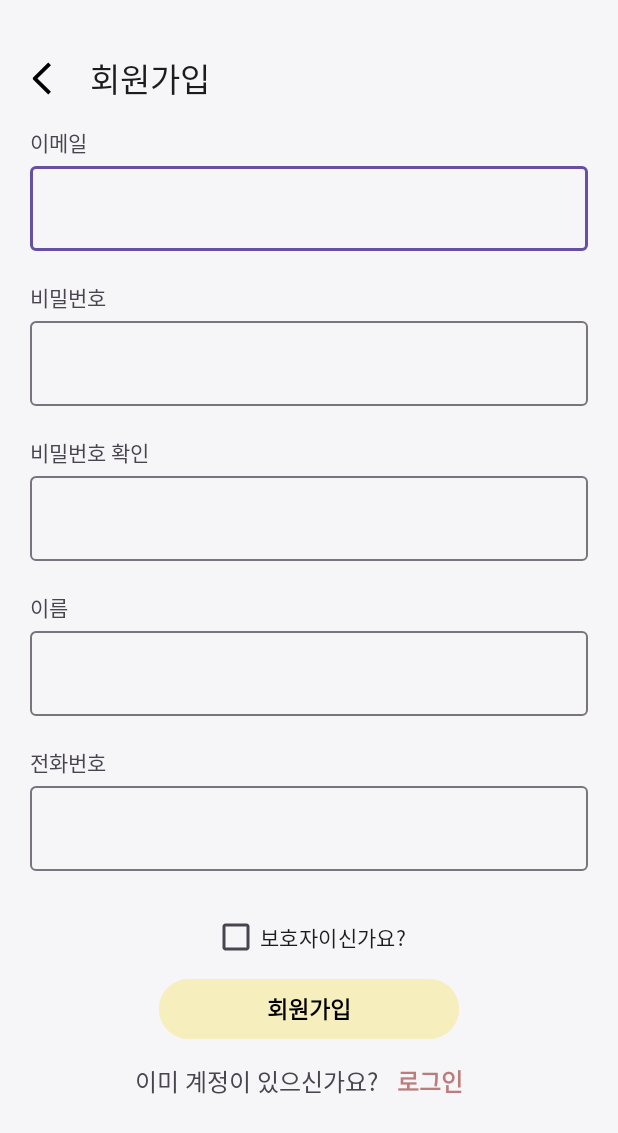
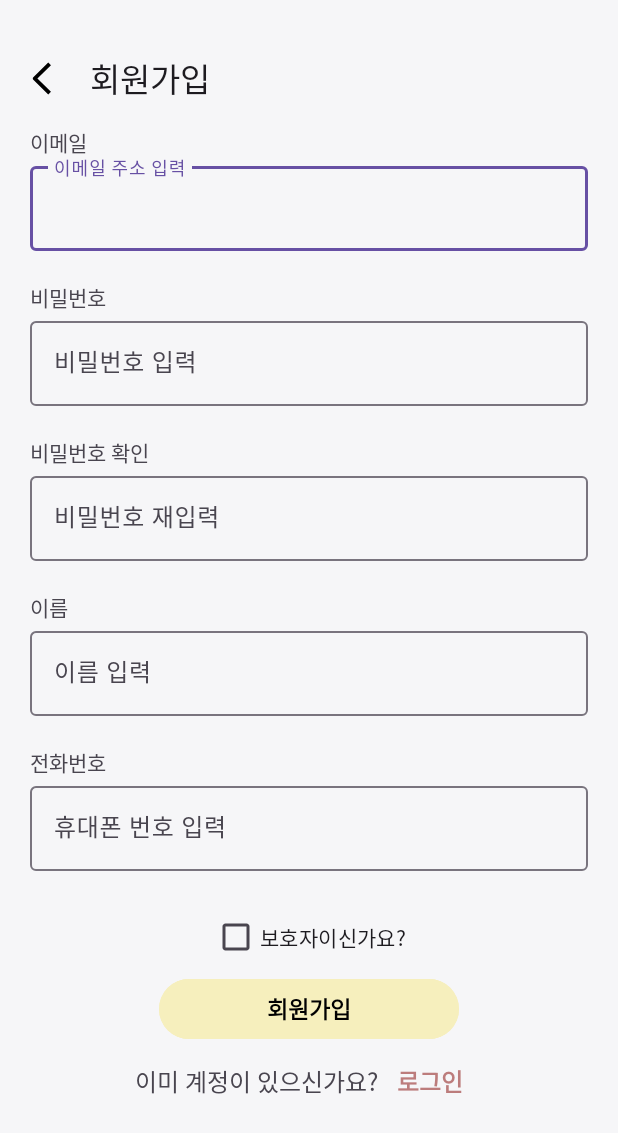
Before and after one commit to SafeWay-CapstoneDesign/Frontend, an Android app: the screen it shows after launch (SignUpActivity), after a tap on "회원가입", on a phone screen of 412 x 824 dp. Shown: the top 1133 px of the screen. Run offline under Robolectric (Android 15) with nearby library versions, the phone set to English and light mode, and no system bars.

Commit message:
feat: 각종 ui,ux 개선

```diff
--- a/app/src/main/res/layout/activity_guardian_interlock.xml
+++ b/app/src/main/res/layout/activity_guardian_interlock.xml
@@ -53,6 +53,10 @@
                 android:inputType="textEmailAddress"
                 android:hint="검색할 이메일을 입력하세요." />
         </com.google.android.material.textfield.TextInputLayout>
+
+        <Space
+            android:layout_width="match_parent"
+            android:layout_height="20dp" />
 
         <LinearLayout
             android:layout_width="match_parent"
--- a/app/src/main/res/layout/activity_sign_up.xml
+++ b/app/src/main/res/layout/activity_sign_up.xml
@@ -32,119 +32,117 @@
         app:layout_constraintStart_toStartOf="parent"
         app:layout_constraintTop_toBottomOf="@id/toolbar">
 
-
-
-
+        <!-- 이메일 -->
         <LinearLayout
             android:layout_width="match_parent"
             android:layout_height="wrap_content"
             android:orientation="vertical">
-
             <TextView
                 android:id="@+id/textView7"
                 android:layout_width="match_parent"
                 android:layout_height="wrap_content"
                 android:text="이메일" />
-
             <com.google.android.material.textfield.TextInputLayout
                 android:layout_width="match_parent"
                 android:layout_height="wrap_content">
-
                 <com.google.android.material.textfield.TextInputEditText
                     android:id="@+id/textInputEmail"
                     android:layout_width="match_parent"
-                    android:layout_height="wrap_content" />
+                    android:layout_height="wrap_content"
+                    android:inputType="textEmailAddress"
+                    android:hint="이메일 주소 입력" />
             </com.google.android.material.textfield.TextInputLayout>
         </LinearLayout>
 
+        <!-- 비밀번호 -->
         <LinearLayout
             android:layout_width="match_parent"
             android:layout_height="wrap_content"
             android:orientation="vertical">
-
             <TextView
                 android:id="@+id/textView9"
                 android:layout_width="match_parent"
                 android:layout_height="wrap_content"
                 android:text="비밀번호" />
-
             <com.google.android.material.textfield.TextInputLayout
                 android:layout_width="match_parent"
-                android:layout_height="match_parent">
-
+                android:layout_height="wrap_content">
                 <com.google.android.material.textfield.TextInputEditText
                     android:id="@+id/textInputPassword"
                     android:layout_width="match_parent"
-                    android:layout_height="wrap_content" />
+                    android:layout_height="wrap_content"
+                    android:inputType="textPassword"
+                    android:hint="비밀번호 입력" />
             </com.google.android.material.textfield.TextInputLayout>
         </LinearLayout>
 
+        <!-- 비밀번호 확인 -->
         <LinearLayout
             android:layout_width="match_parent"
             android:layout_height="wrap_content"
             android:orientation="vertical">
-
             <TextView
                 android:id="@+id/textView13"
                 android:layout_width="match_parent"
                 android:layout_height="wrap_content"
                 android:text="비밀번호 확인" />
-
             <com.google.android.material.textfield.TextInputLayout
                 android:layout_width="match_parent"
-                android:layout_height="match_parent">
-
+                android:layout_height="wrap_content">
                 <com.google.android.material.textfield.TextInputEditText
                     android:id="@+id/textInputPasswordConfirm"
                     android:layout_width="match_parent"
-                    android:layout_height="wrap_content" />
+                    android:layout_height="wrap_content"
+                    android:inputType="textPassword"
+                    android:hint="비밀번호 재입력" />
             </com.google.android.material.textfield.TextInputLayout>
         </LinearLayout>
 
+        <!-- 이름 -->
         <LinearLayout
             android:layout_width="match_parent"
             android:layout_height="wrap_content"
             android:orientation="vertical">
-
             <TextView
                 android:id="@+id/textView14"
                 android:layout_width="match_parent"
                 android:layout_height="wrap_content"
                 android:text="이름" />
-
             <com.google.android.material.textfield.TextInputLayout
                 android:layout_width="match_parent"
-                android:layout_height="match_parent">
-
+                android:layout_height="wrap_content">
                 <com.google.android.material.textfield.TextInputEditText
                     android:id="@+id/textInputUsername"
                     android:layout_width="match_parent"
-                    android:layout_height="wrap_content" />
+                    android:layout_height="wrap_content"
+                    android:inputType="textPersonName"
+                    android:hint="이름 입력" />
             </com.google.android.material.textfield.TextInputLayout>
         </LinearLayout>
 
+        <!-- 전화번호 -->
         <LinearLayout
             android:layout_width="match_parent"
             android:layout_height="wrap_content"
             android:orientation="vertical">
-
             <TextView
                 android:id="@+id/textView17"
                 android:layout_width="match_parent"
                 android:layout_height="wrap_content"
                 android:text="전화번호" />
-
             <com.google.android.material.textfield.TextInputLayout
                 android:layout_width="match_parent"
-                android:layout_height="match_parent">
-
+                android:layout_height="wrap_content">
                 <com.google.android.material.textfield.TextInputEditText
                     android:id="@+id/textInputPhone"
                     android:layout_width="match_parent"
-                    android:layout_height="wrap_content" />
+                    android:layout_height="wrap_content"
+                    android:inputType="phone"
+                    android:hint="휴대폰 번호 입력" />
             </com.google.android.material.textfield.TextInputLayout>
         </LinearLayout>
 
+        <!-- 버튼 영역 -->
         <LinearLayout
             android:layout_width="match_parent"
             android:layout_height="wrap_content"
@@ -193,7 +191,5 @@
                     android:textStyle="bold" />
             </LinearLayout>
         </LinearLayout>
-
     </LinearLayout>
-
 </androidx.constraintlayout.widget.ConstraintLayout>
--- a/app/src/main/res/layout/fragment_finding_device.xml
+++ b/app/src/main/res/layout/fragment_finding_device.xml
@@ -36,7 +36,8 @@
             android:layout_width="match_parent"
             android:layout_height="wrap_content"
             android:gravity="center"
-            android:text="자동으로 근처에 있는 지팡이를 검색 중이에요.\n지팡이의 전원이 켜져 있는지 확인해주세요." />
+            android:text="자동으로 이전에 연결되었던 지팡이에\n연결을 시도하고 있어요.\n지팡이의 전원이 켜져 있는지 확인해주세요."
+            android:textSize="16sp" />
 
     </LinearLayout>
 
```
Also changed, not shown: app/src/main/res/layout/activity_login.xml (+10 -4 lines).
